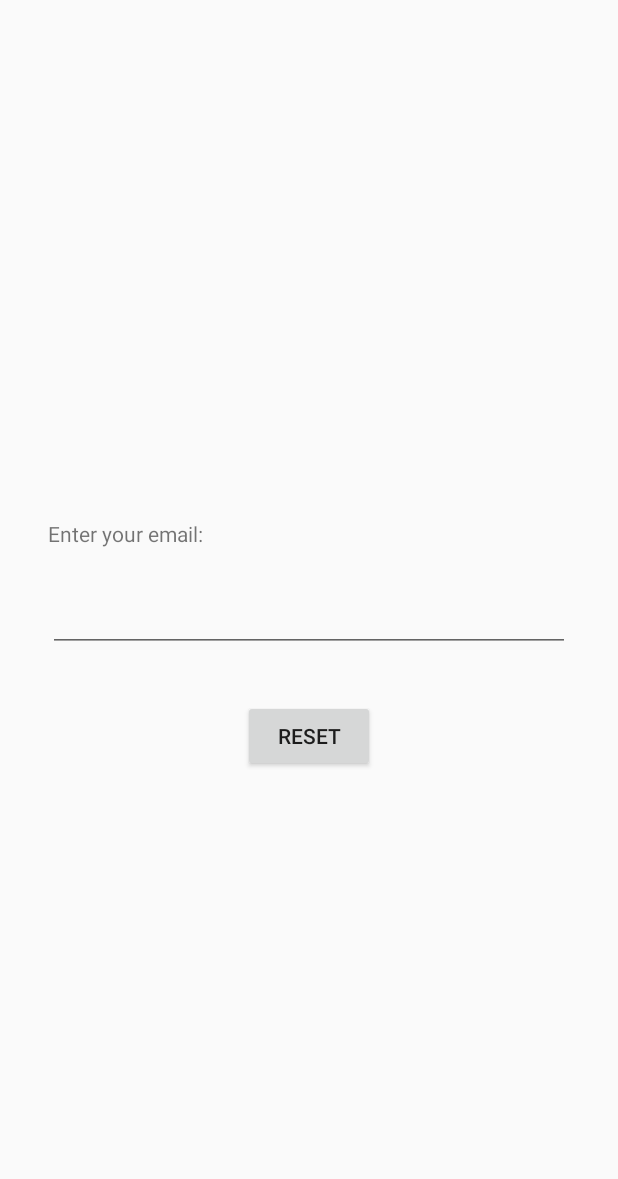
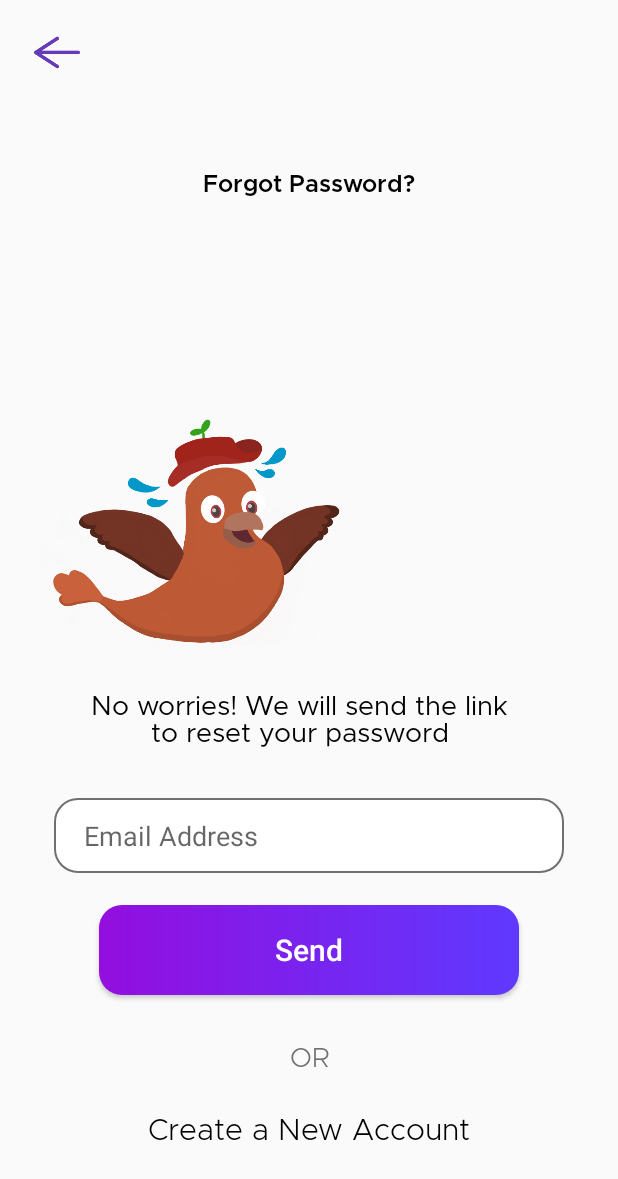
Before and after one commit to student-ariannepauline/KooKoo, an Android app: the ResetFragment screen opened through its navigation route, on a phone screen of 412 x 824 dp. Shown: the top 1179 px of the screen. Run offline under Robolectric (Android 15) with nearby library versions, the phone set to English and light mode, and no system bars; our stand-ins replace Firebase (no records; nobody signed in at launch, a user with empty details on screens opened directly).

Commit message:
Signup and Reset Password

```diff
--- a/app/src/main/java/com/sunnyside/kookoo/verification/ui/fragments/ResetFragment.kt
+++ b/app/src/main/java/com/sunnyside/kookoo/verification/ui/fragments/ResetFragment.kt
@@ -9,8 +9,8 @@ import androidx.navigation.fragment.findNavController
 import com.google.firebase.auth.ktx.auth
 import com.google.firebase.ktx.Firebase
 import com.sunnyside.kookoo.R
-import kotlinx.android.synthetic.main.fragment_reset.*
-import kotlinx.android.synthetic.main.fragment_reset.view.*
+import kotlinx.android.synthetic.main.fragment_forgotpassword.*
+import kotlinx.android.synthetic.main.fragment_forgotpassword.view.*
 
 
 class ResetFragment : Fragment() {
@@ -19,21 +19,29 @@ class ResetFragment : Fragment() {
         savedInstanceState: Bundle?
     ): View? {
         // Inflate the layout for this fragment
-        val view = inflater.inflate(R.layout.fragment_reset, container, false)
+        val view = inflater.inflate(R.layout.fragment_forgotpassword, container, false)
 
-        view.reset_btn.setOnClickListener {
-            resetPassword()
+        view.forgotPassword_btn.setOnClickListener {
+            forgotPassword()
+        }
+
+        view.create_account_txt.setOnClickListener {
+            findNavController().navigate(R.id.action_welcomeFragment_to_signupFragment)
+        }
+
+        view.login_back2.setOnClickListener {
+            findNavController().navigate(R.id.action_forgotFragment_to_loginFragment)
         }
 
         return view
     }
 
-    fun resetPassword() {
-        val emailAddress = reset_email_txt.text.toString()
+    fun forgotPassword() {
+        val emailAddress = forgotPassword_txt.text.toString()
 
         Firebase.auth.sendPasswordResetEmail(emailAddress).addOnCompleteListener {task ->
             if (task.isSuccessful) {
-                findNavController().navigate(R.id.action_resetFragment_to_loginFragment)
+                findNavController().navigate(R.id.action_forgotFragment_to_loginFragment)
             }
         }
     }
--- a/app/src/main/res/layout/fragment_forgotpassword.xml
+++ b/app/src/main/res/layout/fragment_forgotpassword.xml
@@ -3,7 +3,8 @@
     xmlns:app="http://schemas.android.com/apk/res-auto"
     xmlns:tools="http://schemas.android.com/tools"
     android:layout_width="match_parent"
-    android:layout_height="match_parent">
+    android:layout_height="match_parent"
+    tools:context=".verification.ui.fragments.ResetFragment">
 
     <ImageView
         android:id="@+id/login_back2"
@@ -35,7 +36,7 @@
         android:layout_marginBottom="240dp"
         app:layout_constraintBottom_toBottomOf="parent"
         app:layout_constraintEnd_toEndOf="parent"
-        app:layout_constraintHorizontal_bias="0.0"
+        app:layout_constraintHorizontal_bias="0.5"
         app:layout_constraintStart_toStartOf="parent"
         app:srcCompat="@drawable/characterpanic" />
 
@@ -55,7 +56,7 @@
         app:layout_constraintStart_toStartOf="parent" />
 
     <EditText
-        android:id="@+id/forgotPassword"
+        android:id="@+id/forgotPassword_txt"
         android:layout_width="340dp"
         android:layout_height="50dp"
         android:layout_marginTop="20dp"
@@ -90,19 +91,18 @@
         android:id="@+id/textView10"
         android:layout_width="wrap_content"
         android:layout_height="wrap_content"
-        android:layout_marginStart="201dp"
         android:layout_marginTop="30dp"
-        android:layout_marginEnd="201dp"
         android:fontFamily="@font/metropolis_light"
         android:text="OR"
         android:textColor="@color/grey"
         android:textSize="18sp"
         app:layout_constraintEnd_toEndOf="parent"
+        app:layout_constraintHorizontal_bias="0.5"
         app:layout_constraintStart_toStartOf="parent"
         app:layout_constraintTop_toBottomOf="@+id/forgotPassword_btn" />
 
     <TextView
-        android:id="@+id/textView11"
+        android:id="@+id/create_account_txt"
         android:layout_width="wrap_content"
         android:layout_height="wrap_content"
         android:layout_marginTop="24dp"
--- a/app/src/main/res/layout/fragment_reset.xml
+++ /dev/null
@@ -1,43 +0,0 @@
-<?xml version="1.0" encoding="utf-8"?>
-<androidx.constraintlayout.widget.ConstraintLayout xmlns:android="http://schemas.android.com/apk/res/android"
-    xmlns:app="http://schemas.android.com/apk/res-auto"
-    xmlns:tools="http://schemas.android.com/tools"
-    android:layout_width="match_parent"
-    android:layout_height="match_parent"
-    tools:context=".verification.ui.fragments.ResetFragment">
-
-
-    <EditText
-        android:id="@+id/reset_email_txt"
-        android:layout_width="0dp"
-        android:layout_height="wrap_content"
-        android:layout_marginStart="32dp"
-        android:layout_marginEnd="32dp"
-        android:ems="10"
-        android:inputType="textEmailAddress"
-        app:layout_constraintBottom_toBottomOf="parent"
-        app:layout_constraintEnd_toEndOf="parent"
-        app:layout_constraintHorizontal_bias="0.5"
-        app:layout_constraintStart_toStartOf="parent"
-        app:layout_constraintTop_toTopOf="parent" />
-
-    <Button
-        android:id="@+id/reset_btn"
-        android:layout_width="wrap_content"
-        android:layout_height="wrap_content"
-        android:layout_marginTop="32dp"
-        android:text="RESET"
-        app:layout_constraintEnd_toEndOf="parent"
-        app:layout_constraintHorizontal_bias="0.5"
-        app:layout_constraintStart_toStartOf="parent"
-        app:layout_constraintTop_toBottomOf="@+id/reset_email_txt" />
-
-    <TextView
-        android:id="@+id/textView5"
-        android:layout_width="wrap_content"
-        android:layout_height="wrap_content"
-        android:layout_marginBottom="24dp"
-        android:text="Enter your email:"
-        app:layout_constraintBottom_toTopOf="@+id/reset_email_txt"
-        app:layout_constraintStart_toStartOf="@+id/reset_email_txt" />
-</androidx.constraintlayout.widget.ConstraintLayout>
--- a/app/src/main/res/navigation/verification_navigation.xml
+++ b/app/src/main/res/navigation/verification_navigation.xml
@@ -46,10 +46,13 @@
     <fragment
         android:id="@+id/resetFragment"
         android:name="com.sunnyside.kookoo.verification.ui.fragments.ResetFragment"
-        android:label="fragment_reset"
-        tools:layout="@layout/fragment_reset" >
+        android:label="fragment_forgotpassword"
+        tools:layout="@layout/fragment_forgotpassword" >
         <action
-            android:id="@+id/action_resetFragment_to_loginFragment"
+            android:id="@+id/action_forgotFragment_to_signupFragment"
+            app:destination="@id/signupFragment" />
+        <action
+            android:id="@+id/action_forgotFragment_to_loginFragment"
             app:destination="@id/loginFragment" />
     </fragment>
 </navigation>
```
